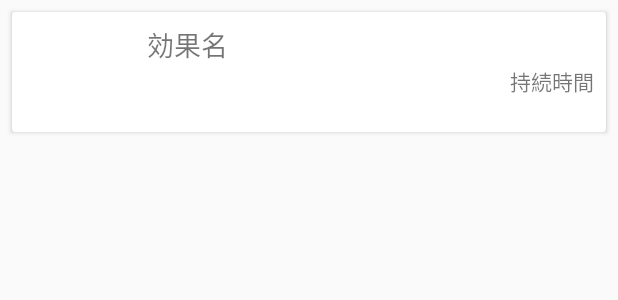
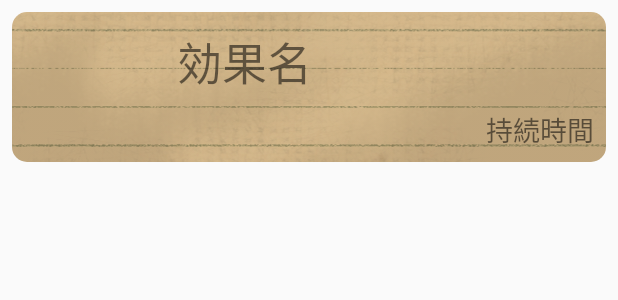
Before and after one commit to obaya884/CharmMe, an Android app: the layout list_item.xml on its own in the app's theme, with its tools: preview values and no code run, on a phone screen of 412 x 824 dp. Shown: the top 300 px of the screen. Run offline under Robolectric (Android 15) with nearby library versions, the phone set to English and light mode, and no system bars.

Commit message:
change list item design

```diff
--- a/app/src/main/java/app/takumi/obayashi/charmme/CharmAdapter.kt
+++ b/app/src/main/java/app/takumi/obayashi/charmme/CharmAdapter.kt
@@ -3,6 +3,7 @@ package app.takumi.obayashi.charmme
 import android.content.Context
 import android.gesture.Gesture
 import android.gesture.GestureLibrary
+import android.graphics.Color
 import android.view.LayoutInflater
 import android.view.View
 import android.view.ViewGroup
@@ -33,7 +34,12 @@ class CharmAdapter(
 
         // ジェスチャーイメージ
         val gestures = gestureLibrary?.getGestures(charm.name)
-        val gestureBitMap = gestures?.get(0)?.toBitmap(80, 80, 10, -0x10000)
+        val gestureBitMap = gestures?.get(0)?.toBitmap(
+            100,
+            100,
+            10,
+            Color.parseColor("#333333")
+        )
 
         holder.gestureImage.setImageBitmap(gestureBitMap)
         holder.effectName.text = charm.name
--- a/app/src/main/res/layout/list_item.xml
+++ b/app/src/main/res/layout/list_item.xml
@@ -4,13 +4,14 @@
     android:layout_width="match_parent"
     android:layout_height="wrap_content"
     android:layout_margin="8dp"
+    card_view:cardCornerRadius="10dp"
     card_view:cardElevation="2dp">
 
     <LinearLayout
         android:id="@+id/container"
         android:layout_width="match_parent"
-        android:layout_height="wrap_content"
-        android:background="?android:attr/selectableItemBackground"
+        android:layout_height="100dp"
+        android:background="@drawable/magic_list"
         android:clickable="true"
         android:focusable="true"
         android:gravity="center_vertical"
@@ -18,11 +19,12 @@
 
         <ImageView
             android:id="@+id/gestureImage"
-            android:layout_width="80dp"
-            android:layout_height="80dp"
+            android:layout_width="100dp"
+            android:layout_height="match_parent"
             android:layout_marginStart="2dp"
             android:layout_marginEnd="8dp"
-            android:visibility="visible"></ImageView>
+            android:visibility="visible"
+            android:contentDescription="GestureImage" />
 
         <LinearLayout
             android:layout_width="match_parent"
@@ -36,16 +38,20 @@
                 android:id="@+id/effectName"
                 android:layout_width="match_parent"
                 android:layout_height="wrap_content"
+                android:layout_weight="1"
                 android:gravity="center_vertical"
                 android:text="効果名"
-                android:textSize="18sp" />
+                android:textSize="30sp" />
 
             <TextView
                 android:id="@+id/effectDuration"
                 android:layout_width="match_parent"
                 android:layout_height="wrap_content"
-                android:gravity="center_vertical|end"
-                android:text="持続時間" />
+                android:layout_weight="1"
+                android:gravity="bottom|end"
+                android:text="持続時間"
+                android:textAlignment="textEnd"
+                android:textSize="18sp" />
 
         </LinearLayout>
 
```
Also changed, not shown: app/src/main/res/drawable/magic_list.png (added).
